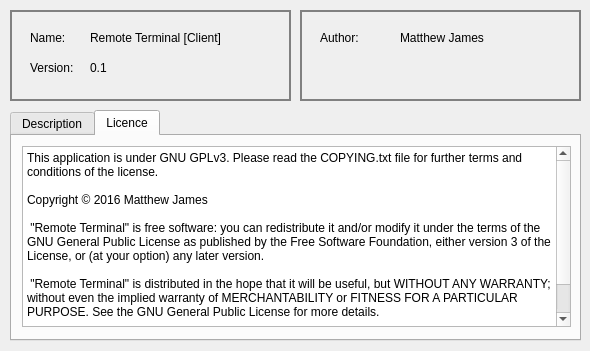
Trevor3000/remote-terminal, file remote-terminal-client/src/frmabout.ui: the form before one commit.
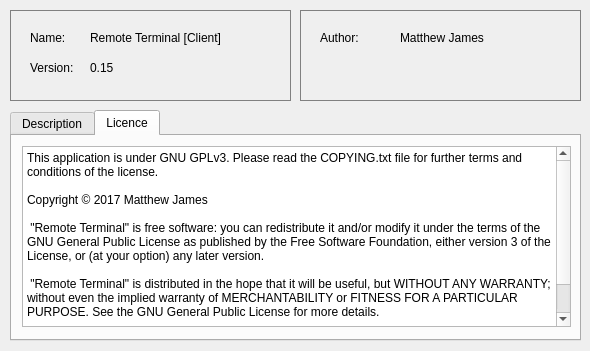
The form after the commit. The open tabs and pages were chosen to show the change.

What changed in the file:
```diff
--- a/remote-terminal-client/src/frmabout.ui
+++ b/remote-terminal-client/src/frmabout.ui
@@ -36,7 +36,7 @@
    </property>
    <property name="styleSheet">
     <string notr="true">QGroupBox#gboProgram { 
-     border: 2px solid gray; 
+     border: 1px solid gray; 
  }</string>
    </property>
    <property name="title">
@@ -91,7 +91,7 @@
      </rect>
     </property>
     <property name="text">
-     <string>0.1</string>
+     <string>0.15</string>
     </property>
    </widget>
   </widget>
@@ -106,7 +106,7 @@
    </property>
    <property name="styleSheet">
     <string notr="true">QGroupBox#gboDevelopers { 
-     border: 2px solid gray; 
+     border: 1px solid gray; 
  }</string>
    </property>
    <property name="title">
@@ -212,7 +212,7 @@
 &lt;/style&gt;&lt;/head&gt;&lt;body style=&quot; font-family:'Sans'; font-size:9pt; font-weight:400; font-style:normal;&quot;&gt;
 &lt;p style=&quot; margin-top:0px; margin-bottom:0px; margin-left:0px; margin-right:0px; -qt-block-indent:0; text-indent:0px;&quot;&gt;This application is under GNU GPLv3. Please read the COPYING.txt file for further terms and conditions of the license.&lt;/p&gt;
 &lt;p style=&quot;-qt-paragraph-type:empty; margin-top:0px; margin-bottom:0px; margin-left:0px; margin-right:0px; -qt-block-indent:0; text-indent:0px;&quot;&gt;&lt;br /&gt;&lt;/p&gt;
-&lt;p style=&quot; margin-top:0px; margin-bottom:0px; margin-left:0px; margin-right:0px; -qt-block-indent:0; text-indent:0px;&quot;&gt;Copyright © 2016 Matthew James &lt;/p&gt;
+&lt;p style=&quot; margin-top:0px; margin-bottom:0px; margin-left:0px; margin-right:0px; -qt-block-indent:0; text-indent:0px;&quot;&gt;Copyright © 2017 Matthew James &lt;/p&gt;
 &lt;p style=&quot;-qt-paragraph-type:empty; margin-top:0px; margin-bottom:0px; margin-left:0px; margin-right:0px; -qt-block-indent:0; text-indent:0px;&quot;&gt;&lt;br /&gt;&lt;/p&gt;
 &lt;p style=&quot; margin-top:0px; margin-bottom:0px; margin-left:0px; margin-right:0px; -qt-block-indent:0; text-indent:0px;&quot;&gt; &amp;quot;Remote Terminal&amp;quot; is free software: you can redistribute it and/or modify it under the terms of the GNU General Public License as published by the Free Software Foundation, either version 3 of the License, or (at your option) any later version.&lt;/p&gt;
 &lt;p style=&quot;-qt-paragraph-type:empty; margin-top:0px; margin-bottom:0px; margin-left:0px; margin-right:0px; -qt-block-indent:0; text-indent:0px;&quot;&gt;&lt;br /&gt;&lt;/p&gt;
```
